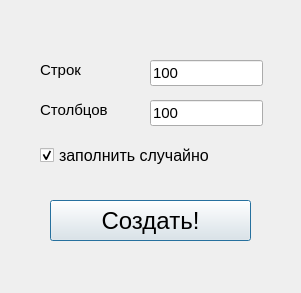
Old version of the form ui/creatematrix.ui in the repository ijo42/sparse-matrix-tool.
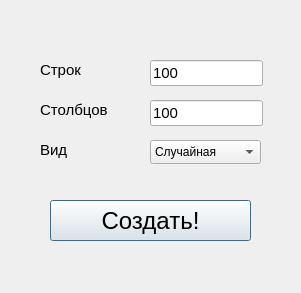
New version of the form.

Commit message: chore(create): add matrix type choice

What changed in the file:
```diff
--- a/ui/creatematrix.ui
+++ b/ui/creatematrix.ui
@@ -13,27 +13,6 @@
   <property name="windowTitle">
    <string>Создание матрицы</string>
   </property>
-  <widget class="QCheckBox" name="checkBox">
-   <property name="geometry">
-    <rect>
-     <x>40</x>
-     <y>120</y>
-     <width>171</width>
-     <height>71</height>
-    </rect>
-   </property>
-   <property name="font">
-    <font>
-     <pointsize>12</pointsize>
-    </font>
-   </property>
-   <property name="text">
-    <string>заполнить случайно</string>
-   </property>
-   <property name="checked">
-    <bool>true</bool>
-   </property>
-  </widget>
   <widget class="QLineEdit" name="Stroka">
    <property name="geometry">
     <rect>
@@ -130,6 +109,49 @@
     <string>Создать!</string>
    </property>
   </widget>
+  <widget class="QComboBox" name="type">
+   <property name="geometry">
+    <rect>
+     <x>150</x>
+     <y>140</y>
+     <width>111</width>
+     <height>24</height>
+    </rect>
+   </property>
+   <item>
+    <property name="text">
+     <string>Случайная</string>
+    </property>
+   </item>
+   <item>
+    <property name="text">
+     <string>Едиинчная</string>
+    </property>
+   </item>
+   <item>
+    <property name="text">
+     <string>Пустая</string>
+    </property>
+   </item>
+  </widget>
+  <widget class="QLabel" name="label_3">
+   <property name="geometry">
+    <rect>
+     <x>40</x>
+     <y>140</y>
+     <width>91</width>
+     <height>20</height>
+    </rect>
+   </property>
+   <property name="font">
+    <font>
+     <pointsize>11</pointsize>
+    </font>
+   </property>
+   <property name="text">
+    <string>Вид</string>
+   </property>
+  </widget>
  </widget>
  <resources/>
  <connections/>
```
Left out of the diff: 2 changed lines with no effect on the pictures. The commit also changes 2 other files.
